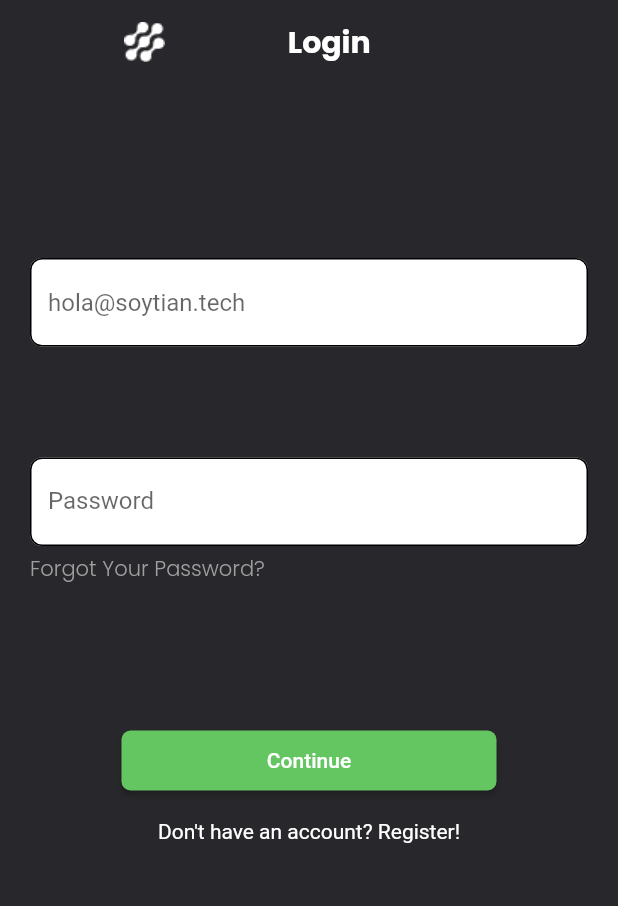
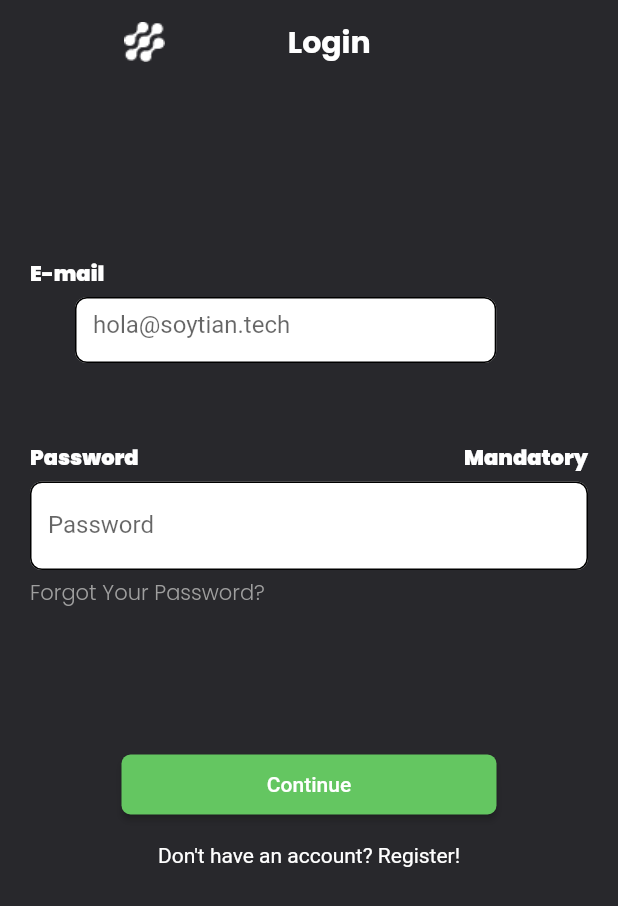
Before and after one commit to Dan-Nobre/Movie_NDS, a Flutter app: the screen it shows after launch, on a phone screen of 412 x 824 dp. Shown: the top 906 px of the screen. Run offline on Flutter 3.47's test engine with Material 2 defaults, Android fonts, the light colour scheme and no system bars.

Commit message:
Alteração no TextField

```diff
--- a/lib/app/loginscreen.dart
+++ b/lib/app/loginscreen.dart
@@ -46,21 +46,83 @@ class _LoginScreenState extends State<LoginScreen> {
 
               Padding(padding: EdgeInsets.only(bottom: 96)),
 
-              TextField(
-                keyboardType: TextInputType.emailAddress,
+              Align(
+                alignment: Alignment.centerLeft,
+                child: Text("E-mail",
+                style: TextStyle(
+                  color: Colors.white,
+                  fontFamily: 'Poppins',
+                  fontWeight: FontWeight.w900
+                  ),
+                ),
+              ),
+
+              Padding(padding: EdgeInsets.only(bottom: 5)),
+
+              SizedBox(
+                width: 312,
+                height: 44,
+                child: FractionallySizedBox(
+                  alignment: Alignment.centerLeft,
+                  widthFactor: 0.9,
+                child: TextField(
+                  keyboardType: TextInputType.emailAddress,
                 decoration: InputDecoration(
                   filled: true,
                   fillColor: Colors.white,
                   hintText: "hola@soytian.tech",
+                  hintStyle: TextStyle(fontSize: 16),
                   // labelText: 'E-mail',
                   enabledBorder: OutlineInputBorder(
                     borderRadius: BorderRadius.circular(8.0)
                   ),
-
                 ),
+                ),
+                )
               ),
 
-              Padding(padding: EdgeInsets.only(bottom: 74)),
+              // TextField(
+              //   keyboardType: TextInputType.emailAddress,
+              //   decoration: InputDecoration(
+              //     filled: true,
+              //     fillColor: Colors.white,
+              //     hintText: "hola@soytian.tech",
+              //     // labelText: 'E-mail',
+              //     enabledBorder: OutlineInputBorder(
+              //       borderRadius: BorderRadius.circular(8.0)
+              //     ),
+              //   ),
+              // ),
+
+              Padding(padding: EdgeInsets.only(bottom: 53)),
+
+              Row(
+                mainAxisAlignment: MainAxisAlignment.spaceBetween,
+                children: [
+                  Align(
+                    alignment: Alignment.centerLeft,
+                    child: Text("Password",
+                    style: TextStyle(
+                      color: Colors.white,
+                      fontFamily: 'Poppins',
+                      fontWeight: FontWeight.w900
+                      ),
+                    ),
+                  ),
+
+                    Text("Mandatory",
+                    style: TextStyle(
+                      color: Colors.white,
+                      fontFamily: 'Poppins',
+                      fontWeight: FontWeight.w900
+                      ),
+                    ),
+
+                ],
+              ) ,
+
+
+              Padding(padding: EdgeInsets.only(bottom: 5)),
 
               TextField(
                 obscureText: true,
```
Also changed, not shown: pubspec.lock.
